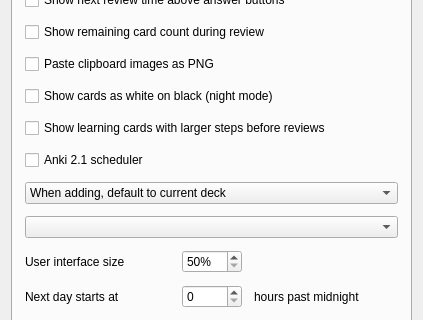
This is designer/preferences.ui in ankitects/anki as Qt 5 draws it before an edit; both pictures show x 0 to 423 and y 127 to 447 of the 423 by 560 pixel window. The edited form follows.
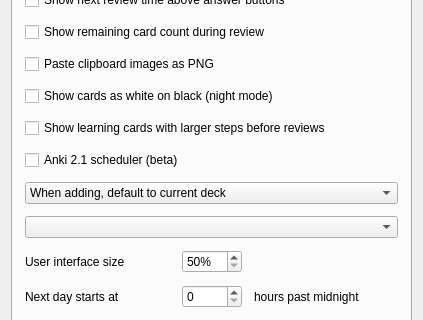
This is the edited form.

Commit message:
hold off on general release of v2 scheduler for now
The switch to the new timezone code may shift some users back or forth
a day, so it'd be better to have this in place prior to making the
new scheduler the default.

```diff
--- a/designer/preferences.ui
+++ b/designer/preferences.ui
@@ -111,7 +111,7 @@
        <item>
         <widget class="QCheckBox" name="newSched">
          <property name="text">
-          <string>Anki 2.1 scheduler</string>
+          <string>Anki 2.1 scheduler (beta)</string>
          </property>
         </widget>
        </item>
```
The commit also changes 4 other files.
